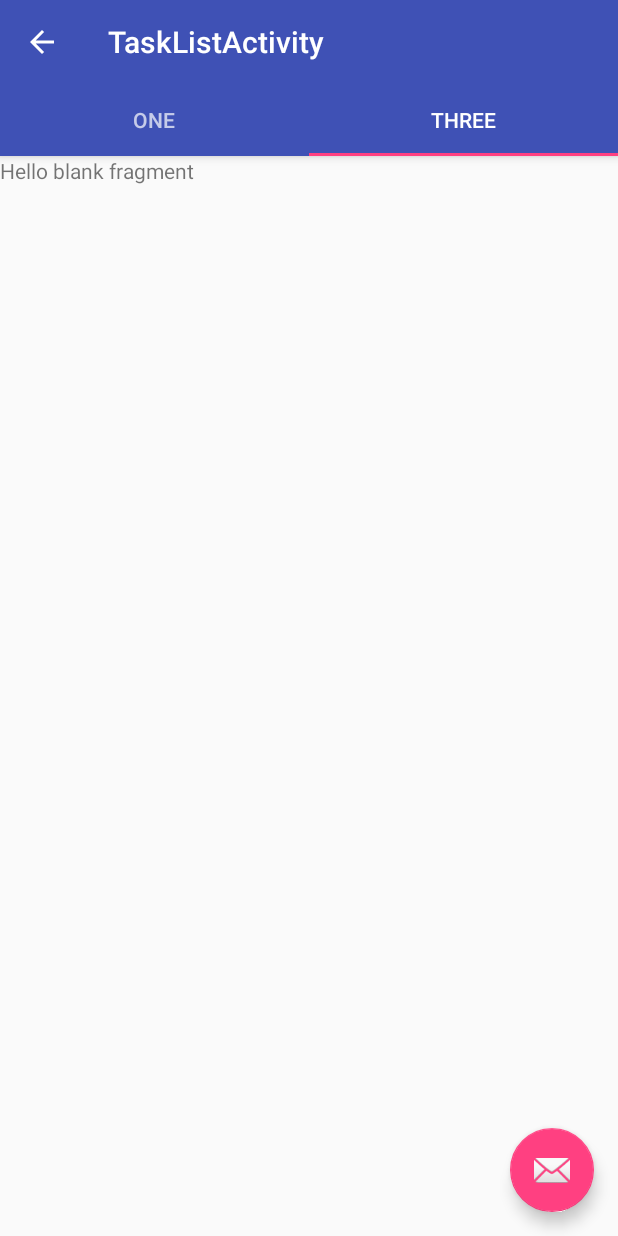
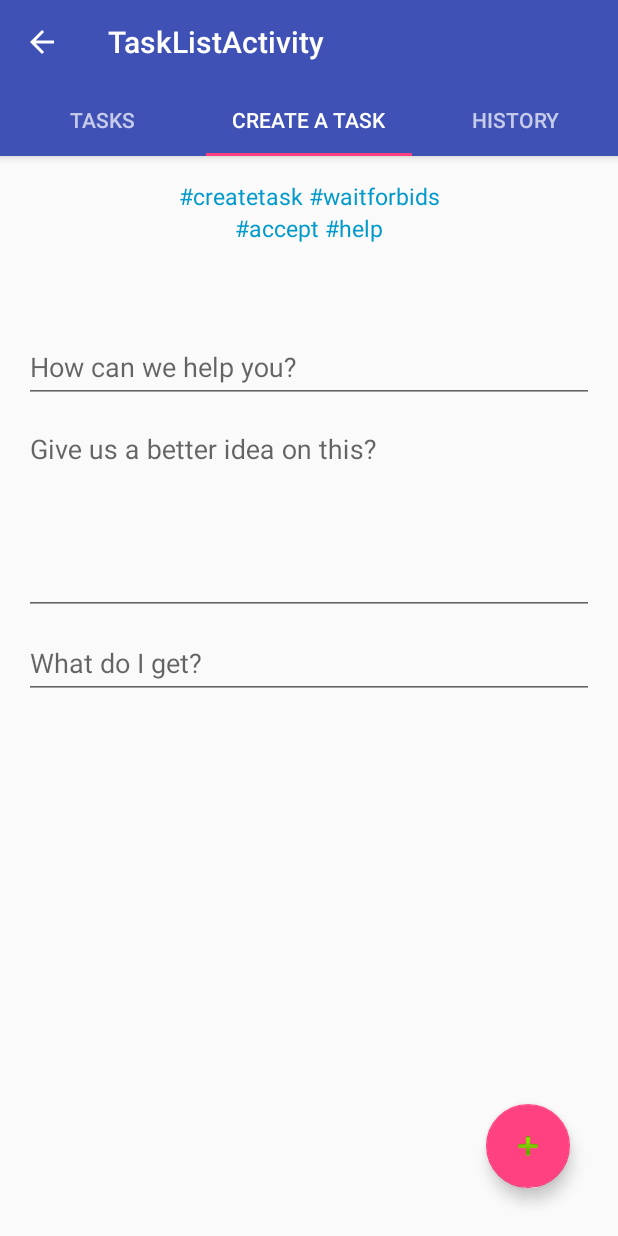
Before and after one commit to vizsatiz/help-earn-android-app, an Android app: the TaskListActivity screen opened directly, with no data from a screen before it, tab 2 chosen, on a phone screen of 412 x 824 dp. Run offline under Robolectric (Android 15) with nearby library versions, the phone set to English and light mode, and no system bars; our stand-ins replace Volley; network calls fail; 1 statement that could not run was skipped.

Commit message:
Completed task creation and listing

```diff
--- a/app/src/main/java/com/earnapp/constants/ApplicationConstants.java
+++ b/app/src/main/java/com/earnapp/constants/ApplicationConstants.java
@@ -8,15 +8,17 @@ public interface ApplicationConstants {
     //Logs
     public static final String TAG_LOGIN  = "Login";
     public static final String TAG_DB_AUTH  = "WebAuth";
+    public static final String TAG_TASK = "Task";
+
 
     // Basic Auth
     public static final String BASIC_AUTH = "Basic YmFzaWNhdXRoOmJhc2ljYXV0aA==";
     public static final String USER_AGENT = "HelpEarn Android Application";
-    public static final String CONTENT_TYPE = "application/json; charset=utf-8";
+    public static final String CONTENT_TYPE = "application/json;charset=utf-8";
 
     // Base URLs
     public static final String FB_GRAPH_BASE_URL = "https://graph.facebook.com";
-    public static final String DB_BASE_URL = "http://10.10.17.167:3000";
+    public static final String DB_BASE_URL = "http://192.168.0.108:3000";
 
     // URL paths
     //FB
@@ -24,6 +26,7 @@ public interface ApplicationConstants {
     //Backend
     public static final String DB_CREATE_USER_URL = "/register/user";
     public static final String DB_GET_TASK  = "/api/v1/task";
+    public static final String DB_POST_TASK  = "/api/v1/task";
     public static final String DB_AUTHENTICATE  = "/authenticate";
     public static final String DB_GET_USER_BY_USERNAME  = "/register/user/";
 
@@ -63,6 +66,4 @@ public interface ApplicationConstants {
     //Auth
     public static final String TOKEN = "token";
 
-
-
 }
--- a/app/src/main/java/com/earnapp/helpbucks/SocialLoginActivity.java
+++ b/app/src/main/java/com/earnapp/helpbucks/SocialLoginActivity.java
@@ -114,7 +114,8 @@ public class SocialLoginActivity extends AppCompatActivity {
             }else{
                 Log.d(TAG,"User opens the App !!! Going to web service login !!");
                 WebServiceAuthAdpt authAdpt = new WebServiceAuthAdpt(this);
-                authAdpt.updateAndAuthenticateUser(profile.getId(),"password");
+                authAdpt.updateAndAuthenticateUser(profile.getId(),"password",AccessToken.getCurrentAccessToken().getToken()
+                        ,profile.getFirstName()+" "+profile.getLastName());
             }
         }
         else {
--- a/app/src/main/java/com/earnapp/helpbucks/TaskListActivity.java
+++ b/app/src/main/java/com/earnapp/helpbucks/TaskListActivity.java
@@ -2,6 +2,7 @@ package com.earnapp.helpbucks;
 
 
 import android.os.Bundle;
+import android.support.design.widget.FloatingActionButton;
 import android.support.design.widget.TabLayout;
 import android.support.v4.app.Fragment;
 import android.support.v4.app.FragmentManager;
@@ -9,8 +10,11 @@ import android.support.v4.app.FragmentPagerAdapter;
 import android.support.v4.view.ViewPager;
 import android.support.v7.app.AppCompatActivity;
 import android.support.v7.widget.Toolbar;
+import android.util.Log;
 import android.view.View;
 import android.widget.Button;
+
+import com.earnapp.constants.ApplicationConstants;
 
 import java.util.ArrayList;
 import java.util.List;
@@ -20,6 +24,17 @@ public class TaskListActivity extends AppCompatActivity {
     private Toolbar toolbar;
     private TabLayout tabLayout;
     private ViewPager viewPager;
+
+    private String TAG = ApplicationConstants.TAG_TASK;
+
+
+    public ViewPager getViewPager() {
+        return viewPager;
+    }
+
+    public void setViewPager(ViewPager viewPager) {
+        this.viewPager = viewPager;
+    }
 
     @Override
     protected void onCreate(Bundle savedInstanceState) {
@@ -40,15 +55,11 @@ public class TaskListActivity extends AppCompatActivity {
 
     private void setupViewPager(ViewPager viewPager) {
         ViewPagerAdapter adapter = new ViewPagerAdapter(getSupportFragmentManager());
-        adapter.addFragment(new TaskTabs(), "ONE");
-        adapter.addFragment(new ProfileTab(), "TWO");
-        adapter.addFragment(new HistoryTab(), "THREE");
+        adapter.addFragment(new TaskTabs(), "Tasks");
+        adapter.addFragment(new CreateTaskTab(), "Create a Task");
+        adapter.addFragment(new ProfileTab(), "You");
+        adapter.addFragment(new HistoryTab(), "History");
         viewPager.setAdapter(adapter);
-    }
-
-    public void onAuthButtonClick(View v){
-        Button b = (Button)v;
-        ((Button) v).setText("Clicked");
     }
 
     class ViewPagerAdapter extends FragmentPagerAdapter {
--- a/app/src/main/java/com/earnapp/helpbucks/TaskTabs.java
+++ b/app/src/main/java/com/earnapp/helpbucks/TaskTabs.java
@@ -1,6 +1,7 @@
 package com.earnapp.helpbucks;
 
 import android.os.Bundle;
+import android.support.design.widget.FloatingActionButton;
 import android.support.v4.app.Fragment;
 import android.util.Log;
 import android.view.LayoutInflater;
@@ -17,20 +18,18 @@ import java.util.List;
 import java.util.Map;
 
 import com.android.volley.Cache;
-import com.android.volley.NetworkResponse;
-import com.android.volley.ParseError;
+import com.android.volley.Request;
 import com.android.volley.Response;
 import com.android.volley.VolleyError;
 import com.android.volley.VolleyLog;
-import com.android.volley.toolbox.HttpHeaderParser;
+import com.android.volley.toolbox.JsonArrayRequest;
 import com.earnapp.adapters.TaskListAdapter;
 import com.earnapp.constants.ApplicationConstants;
 import com.earnapp.models.Bid;
 import com.earnapp.models.TaskItem;
 import com.earnapp.models.User;
-import com.earnapp.volley.CustomJsonArrayRequest;
-import com.earnapp.volley.CustomRequest;
 import com.earnapp.volley.VolleyFeedController;
+import com.earnapp.webservice.WebServiceAuthAdpt;
 
 import org.json.JSONArray;
 import org.json.JSONException;
@@ -52,6 +51,8 @@ public class TaskTabs extends Fragment {
     public void onCreate(Bundle savedInstanceState) {
         super.onCreate(savedInstanceState);
         //setContentView(R.layout.fragment_task_tabs);
+
+
     }
 
     /**
@@ -67,8 +68,12 @@ public class TaskTabs extends Fragment {
                 item.setId(feedObj.getString(ApplicationConstants.ID));
                 item.setTaskTitle(feedObj.getString(ApplicationConstants.TITLE));
                 item.setTaskDescription(feedObj.getString(ApplicationConstants.DESCRIPTION));
-                item.setLocation(feedObj.getString(ApplicationConstants.LOCATION));
+                //item.setLocation(feedObj.getString(ApplicationConstants.LOCATION));
+                Log.d(TAG,"The User Json of Task !!!!"+feedObj.toString());
                 JSONObject userJson = feedObj.getJSONObject(ApplicationConstants.OWNER);
+
+                Log.d(TAG,"The User Json of Task !!!!"+userJson.toString());
+
                 User taskCreator = new User(userJson.getString(ApplicationConstants.ID),userJson.getString(ApplicationConstants.NAME),
                         userJson.getString(ApplicationConstants.USERNAME),userJson.getString(ApplicationConstants.FACEBOOK));
                 item.setTaskOwner(taskCreator);
@@ -80,15 +85,17 @@ public class TaskTabs extends Fragment {
                 for (int j = 0; j < bidsJsonList.length(); j++) {
                     JSONObject bidJson = bidsJsonList.getJSONObject(j);
                     JSONObject bidderJson = bidJson.getJSONObject(ApplicationConstants.BIDDER);
-                    User bidderObj = new User(bidderJson.getString(ApplicationConstants.ID),bidderJson.getString(ApplicationConstants.NAME),
+                    User bidderObj = new User(bidderJson.getString(ApplicationConstants.ID),
+                            bidderJson.getString(ApplicationConstants.NAME),
                             bidderJson.getString(ApplicationConstants.USERNAME),bidderJson.getString(ApplicationConstants.FACEBOOK));
-                    Bid bidObj = new Bid(bidJson.getString(ApplicationConstants.ID),bidJson.getInt(ApplicationConstants.AMOUNT),bidderObj);
+                    Bid bidObj = new Bid(bidJson.getString(ApplicationConstants.ID),
+                            bidJson.getInt(ApplicationConstants.AMOUNT),bidderObj);
                     item.getBids().add(bidObj);
                 }
 
                 item.setCreatedAt(feedObj.getString(ApplicationConstants.CREATED_AT));
                 item.setUpdatedAt(feedObj.getString(ApplicationConstants.UPDATED_AT));
-                item.setPromotes(feedObj.getInt(ApplicationConstants.PROMOTES));
+                //item.setPromotes(feedObj.getInt(ApplicationConstants.PROMOTES));
 
                 taskItems.add(item);
 
@@ -119,7 +126,16 @@ public class TaskTabs extends Fragment {
     {
         //some code
         FrameLayout layout = (FrameLayout)inflater.inflate(R.layout.fragment_task_tabs, container, false);
-        //some code
+
+        FloatingActionButton createButton = (FloatingActionButton) layout.findViewById(R.id.navigateToCreateUser);
+
+        createButton.setOnClickListener(new View.OnClickListener() {
+            @Override
+            public void onClick(View view) {
+                Log.d(TAG, "Button clicked ! Going to create task !!");
+                ((TaskListActivity) getActivity()).getViewPager().setCurrentItem(1);
+            }
+        });
 
         listView = (ListView) layout.findViewById(R.id.list);
 
@@ -145,13 +161,9 @@ public class TaskTabs extends Fragment {
             }
 
         } else {
-            Log.d("Auth", "sdcbbhdfdhnnh");
-            Map<String,String> headers = new HashMap<>();
-            headers.put("Content-Type","application/json");
-            headers.put("x-access-token","application/json");
             // making fresh volley request and getting json
-            CustomJsonArrayRequest jsonReq = new CustomJsonArrayRequest(ApplicationConstants.DB_BASE_URL + ApplicationConstants.DB_GET_TASK
-                    , headers, new Response.Listener<JSONArray>() {
+            String url = ApplicationConstants.DB_BASE_URL + ApplicationConstants.DB_GET_TASK;
+            JsonArrayRequest jsonReq = new JsonArrayRequest(Request.Method.GET,url, new Response.Listener<JSONArray>() {
                 @Override
                 public void onResponse(JSONArray response) {
                     VolleyLog.d(TAG, "Response: " + response.toString());
@@ -168,7 +180,16 @@ public class TaskTabs extends Fragment {
                 public void onErrorResponse(VolleyError error) {
                     VolleyLog.d(TAG, "Error: " + error.getMessage());
                 }
-            });
+            }){
+                @Override
+                public Map<String, String> getHeaders() {
+                    Map<String,String> headers = new HashMap<>();
+                    headers.put("Content-Type",ApplicationConstants.CONTENT_TYPE);
+                    headers.put("x-access-token", WebServiceAuthAdpt.xAccessToken);
+                    headers.put("User-agent", ApplicationConstants.USER_AGENT);
+                    return headers;
+                }
+            };
             // Adding request to volley request queue
             VolleyFeedController.getInstance().addToRequestQueue(jsonReq);
         }
--- a/app/src/main/java/com/earnapp/webservice/WebServiceUserAdpt.java
+++ b/app/src/main/java/com/earnapp/webservice/WebServiceUserAdpt.java
@@ -42,13 +42,14 @@ public class WebServiceUserAdpt {
          params.put("username",username);
          params.put("password",password);
          params.put("name",name);
+         Log.d(TAG,"User facebook token : "+facebook);
          params.put("facebook",facebook);
          JsonObjectRequest request = new JsonObjectRequest(Request.Method.POST,url,new JSONObject(params), new Response.Listener<JSONObject>(){
              @Override
              public void onResponse(JSONObject response) {
                  Log.d(TAG,"User creation completed successfully");
                  WebServiceAuthAdpt authAdpt = new WebServiceAuthAdpt(context);
-                 authAdpt.updateAndAuthenticateUser(username, password);
+                 authAdpt.updateAndAuthenticateUser(username, password,facebook,name);
              }
          },new Response.ErrorListener(){
 
@@ -79,7 +80,7 @@ public class WebServiceUserAdpt {
                     Toast.makeText(context, "Welcome Back",
                             Toast.LENGTH_SHORT).show();
                     WebServiceAuthAdpt authAdpt = new WebServiceAuthAdpt(context);
-                    authAdpt.updateAndAuthenticateUser(username,password);
+                    authAdpt.updateAndAuthenticateUser(username,password,facebook,name);
                 }else{
                     try {
                         createUser(username,name,password,facebook);
--- a/app/src/main/res/layout/activity_task_list.xml
+++ b/app/src/main/res/layout/activity_task_list.xml
@@ -34,14 +34,6 @@
         android:layout_height="match_parent"
         app:layout_behavior="@string/appbar_scrolling_view_behavior"  />
 
-    <include layout="@layout/content_task_list" />
-
-    <android.support.design.widget.FloatingActionButton
-        android:id="@+id/fab"
-        android:layout_width="wrap_content"
-        android:layout_height="wrap_content"
-        android:layout_gravity="bottom|end"
-        android:layout_margin="@dimen/fab_margin"
-        android:src="@android:drawable/ic_dialog_email" />
+    <include layout="@layout/content_task_list"/>
 
 </android.support.design.widget.CoordinatorLayout>
--- /dev/null
+++ b/app/src/main/res/layout/fragment_create_task.xml
@@ -0,0 +1,109 @@
+<FrameLayout xmlns:android="http://schemas.android.com/apk/res/android"
+    xmlns:tools="http://schemas.android.com/tools"
+    android:layout_width="match_parent"
+    android:layout_height="match_parent"
+    android:gravity="center_horizontal"
+    android:orientation="vertical"
+    android:paddingBottom="@dimen/activity_vertical_margin"
+    android:paddingLeft="@dimen/activity_horizontal_margin"
+    android:paddingRight="@dimen/activity_horizontal_margin"
+    android:paddingTop="@dimen/activity_vertical_margin"
+    tools:context="com.helpearn.prototypeapp1.LoginActivity">
+
+    <!-- Login progress -->
+    <ProgressBar
+        android:id="@+id/login_progress"
+        style="?android:attr/progressBarStyleLarge"
+        android:layout_width="wrap_content"
+        android:layout_height="wrap_content"
+        android:layout_marginBottom="8dp"
+        android:visibility="gone"/>
+
+    <ScrollView
+        android:id="@+id/login_form"
+        android:layout_width="match_parent"
+        android:layout_height="match_parent">
+
+        <LinearLayout
+            android:id="@+id/email_login_form"
+            android:layout_width="match_parent"
+            android:layout_height="match_parent"
+            android:orientation="vertical">
+
+            <TextView
+                android:id="@+id/text_id"
+                android:layout_width="match_parent"
+                android:layout_height="match_parent"
+                android:text="#createtask #waitforbids"
+                android:gravity="center_horizontal"
+                android:textColor="@android:color/holo_blue_dark"
+                android:textColorHighlight="@android:color/primary_text_dark"
+                android:layout_centerVertical="true"
+                android:textSize="15dp"/>
+
+            <TextView
+                android:id="@+id/text_id2"
+                android:layout_width="match_parent"
+                android:layout_height="match_parent"
+                android:text="#accept #help"
+                android:gravity="center_horizontal"
+                android:textColor="@android:color/holo_blue_dark"
+                android:textColorHighlight="@android:color/primary_text_dark"
+                android:layout_centerVertical="true"
+                android:textSize="15dp"/>
+
+            <android.support.design.widget.TextInputLayout
+                android:layout_width="match_parent"
+                android:layout_height="wrap_content"
+                android:paddingTop="50dp">
+
+                <AutoCompleteTextView
+                    android:id="@+id/titlebox"
+                    android:layout_width="match_parent"
+                    android:layout_height="wrap_content"
+                    android:hint="How can we help you?"
+                    android:inputType="textEmailAddress"
+                    android:maxLines="2"
+                    android:singleLine="true"/>
+
+            </android.support.design.widget.TextInputLayout>
+            <android.support.design.widget.TextInputLayout
+                android:layout_width="match_parent"
+                android:layout_height="wrap_content">
+
+                <EditText
+                    android:id="@+id/descriptionbox"
+                    android:layout_width="fill_parent"
+                    android:layout_height="wrap_content"
+                    android:gravity="top"
+                    android:hint="Give us a better idea on this?"
+                    android:singleLine="false"
+                    android:lines="5"
+                />
+            </android.support.design.widget.TextInputLayout>
+
+            <android.support.design.widget.TextInputLayout
+                android:layout_width="match_parent"
+                android:layout_height="wrap_content">
+                <EditText
+                    android:layout_width="match_parent"
+                    android:layout_height="wrap_content"
+                    android:inputType="number"
+                    android:ems="10"
+                    android:hint="What do I get?"
+                    android:id="@+id/rewardbox"
+                    android:layout_gravity="center_horizontal"/>
+
+            </android.support.design.widget.TextInputLayout>
+        </LinearLayout>
+    </ScrollView>
+
+    <android.support.design.widget.FloatingActionButton
+        android:id="@+id/saveTask"
+        android:layout_width="wrap_content"
+        android:layout_height="wrap_content"
+        android:layout_gravity="bottom|end"
+        android:layout_margin="@dimen/fab_margin"
+        android:src="@android:drawable/ic_input_add" />
+
+</FrameLayout>
```
Also changed, not shown: app/src/main/java/com/earnapp/helpbucks/CreateTaskTab.java (added, +150 -0 lines), app/src/main/java/com/earnapp/webservice/WebServiceAuthAdpt.java (+13 -3 lines), app/src/main/res/layout/fragment_task_tabs.xml (+9 -0 lines), app/build.gradle (line endings or trailing spaces).
